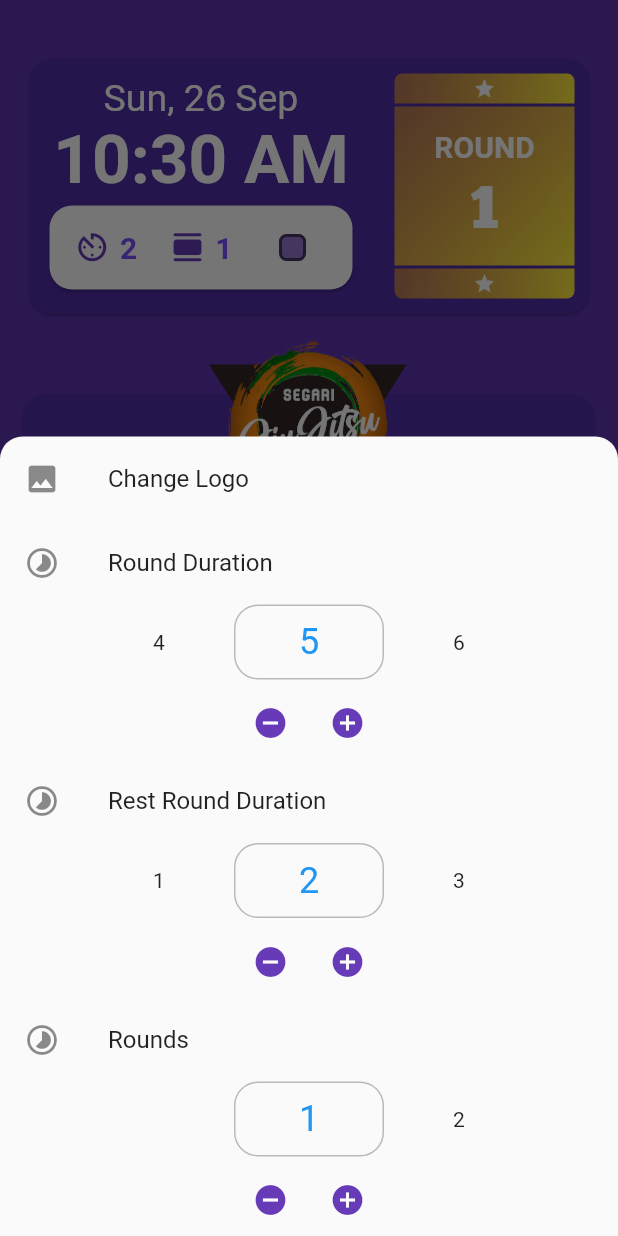
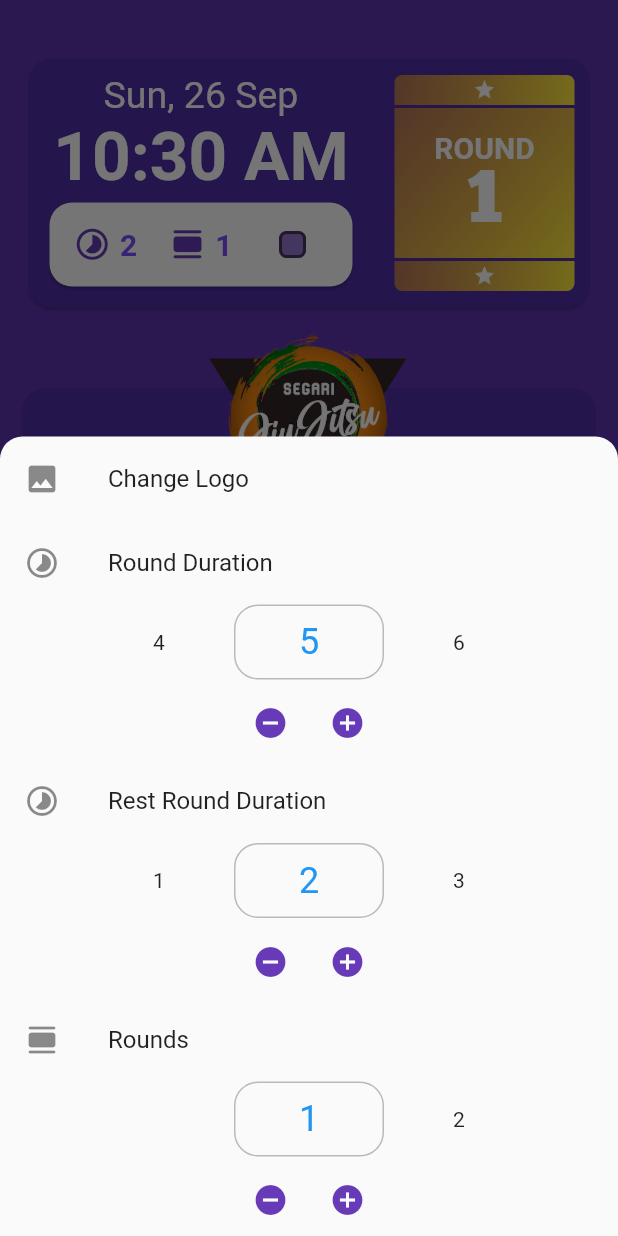
Before and after one commit to inisoultani/flutter-timer, a Flutter app: the screen it shows after launch, after a tap on the "double arrow" icon, after a tap on the "pause" icon, after a tap on the "settings" icon, on a phone screen of 412 x 824 dp. Run offline on Flutter 3.47's test engine with Material 2 defaults, Android fonts, the light colour scheme and no system bars; drawn by our look-alikes of numberpicker; our stand-ins replace audioplayers, file_picker.

Commit message:
adjust font and icon

```diff
--- a/lib/widgets/bottoNavBar.dart
+++ b/lib/widgets/bottoNavBar.dart
@@ -163,18 +163,21 @@ class _BottomNavbarState extends State<BottomNavbar> {
                     defaulValue: this.roundDuration,
                     minValue: 1,
                     maxValue: 30,
+                    icon: Icons.timelapse,
                     title: 'Round Duration'),
                 SettingNumberPicker(
                     scSetting: this.widget.scRestRoundDuration,
                     defaulValue: this.restRoundDuration,
                     minValue: 1,
                     maxValue: 5,
+                    icon: Icons.timelapse,
                     title: 'Rest Round Duration'),
                 SettingNumberPicker(
                     scSetting: this.widget.scRoundsTotal,
                     defaulValue: this.totalRounds,
                     minValue: 1,
                     maxValue: 15,
+                    icon: Icons.calendar_view_day_rounded,
                     title: 'Rounds'),
               ],
             );
--- a/lib/widgets/restAndRoundSetting.dart
+++ b/lib/widgets/restAndRoundSetting.dart
@@ -93,7 +93,7 @@ class _RestAndRoundSettingState extends State<RestAndRoundSetting> {
               mainAxisAlignment: MainAxisAlignment.spaceBetween,
               children: [
                 Icon(
-                  Icons.av_timer,
+                  Icons.timelapse,
                   color: Colors.deepPurple,
                   size: 25,
                 ),
--- a/lib/widgets/rounds.dart
+++ b/lib/widgets/rounds.dart
@@ -61,8 +61,10 @@ class _RoundsState extends State<Rounds> {
             Text(
               '${this.roundsCount}',
               style: TextStyle(
-                  fontSize: 40,
+                  fontSize: 50,
                   color: Colors.white,
+                  height: 0.84,
+                  //backgroundColor: Colors.red,
                   fontFamily: 'ChunkFive'),
             ),
           ]),
--- a/lib/widgets/settingNumberPicker.dart
+++ b/lib/widgets/settingNumberPicker.dart
@@ -8,6 +8,7 @@ class SettingNumberPicker extends StatefulWidget {
   final int minValue;
   final int maxValue;
   final String title;
+  final IconData icon;
 
   const SettingNumberPicker(
       {Key? key,
@@ -15,7 +16,8 @@ class SettingNumberPicker extends StatefulWidget {
       required this.defaulValue,
       required this.minValue,
       required this.maxValue,
-      required this.title})
+      required this.title,
+      required this.icon})
       : super(key: key);
 
   @override
@@ -39,7 +41,7 @@ class _SettingNumberPickerState extends State<SettingNumberPicker> {
     return Column(
       children: [
         ListTile(
-          leading: new Icon(Icons.timelapse),
+          leading: new Icon(this.widget.icon),
           title: new Text(this.widget.title),
           onTap: () {
             Navigator.pop(context);
```
